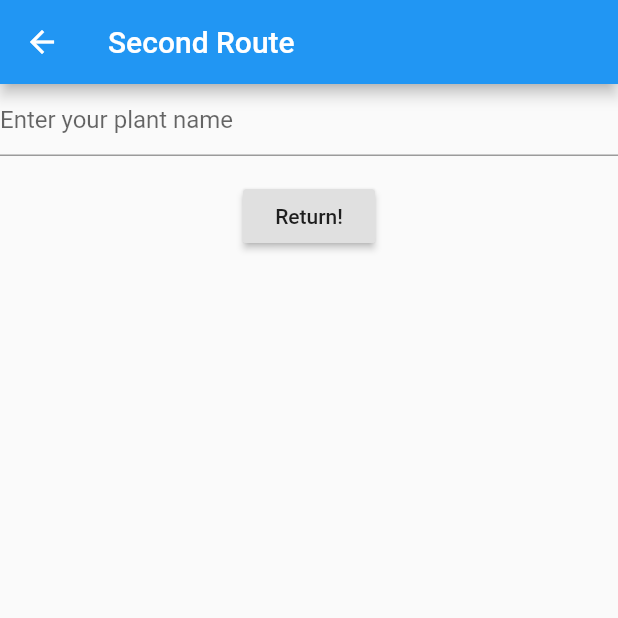
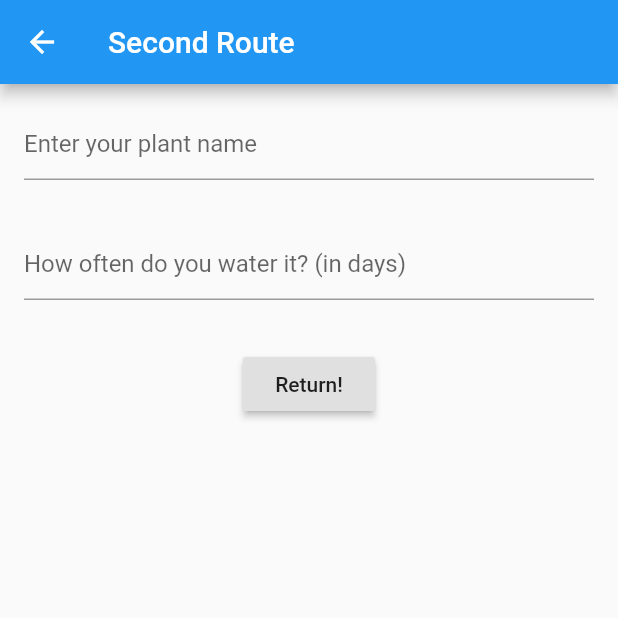
Before and after one commit to eyfb/plants, a Flutter app: the SecondRoute screen opened directly, on a phone screen of 412 x 824 dp, the top half of it. Run offline on Flutter 3.47's test engine with Material 2 defaults, Android fonts, the phone set to English and light mode, and no system bars; our stand-ins replace shared_preferences, weather; accounts and stored records are empty.

Commit message:
Added padding to text inputs.

```diff
--- a/lib/main.dart
+++ b/lib/main.dart
@@ -195,7 +195,9 @@ class _SecondRouteState extends State<SecondRoute> {
       body: Center(
         child: Column(
           children: <Widget>[
-            TextField(
+            Padding(
+              padding: EdgeInsets.all(16.0),
+              child: TextField(
                 decoration: const InputDecoration(
                   hintText: 'Enter your plant name',
                 ),
@@ -226,6 +228,35 @@ class _SecondRouteState extends State<SecondRoute> {
                   );
                 }, //onSubmitted
               ),
+            ),
+            Padding(
+              padding: EdgeInsets.all(16.0),
+              child: TextField(
+                decoration: const InputDecoration(
+                  hintText: 'How often do you water it? (in days)',
+                ),
+                controller: _controller,
+                onSubmitted: (String value) async {
+                  await showDialog<void>(
+                    context: context,
+                    builder: (BuildContext context) {
+                      return AlertDialog(
+                        title: const Text('Thanks!'),
+                        content: Text('You typed "$value".'),
+                        actions: <Widget>[
+                          FlatButton(
+                            onPressed: () {
+                              Navigator.pop(context);
+                            },
+                            child: const Text('OK'),
+                          ),
+                        ],
+                      );
+                    },
+                  );
+                }, //onSubmitted
+              ),
+            ),
             Padding(
               padding: const EdgeInsets.symmetric(vertical: 16.0),
               child: RaisedButton(
@@ -249,13 +280,6 @@ class _SecondRouteState extends State<SecondRoute> {
               //   child: Text('Submit'),
               // ),
             ),
-            // RaisedButton(
-            //   onPressed: () {
-            //     // Navigate back to first route when tapped.
-            //     Navigator.pop(context);
-            //   },
-            //   child: Text('Return'),
-            // ),
           ],
         ),
       ),
```
Lines whose indentation alone changed are shown as unchanged.
